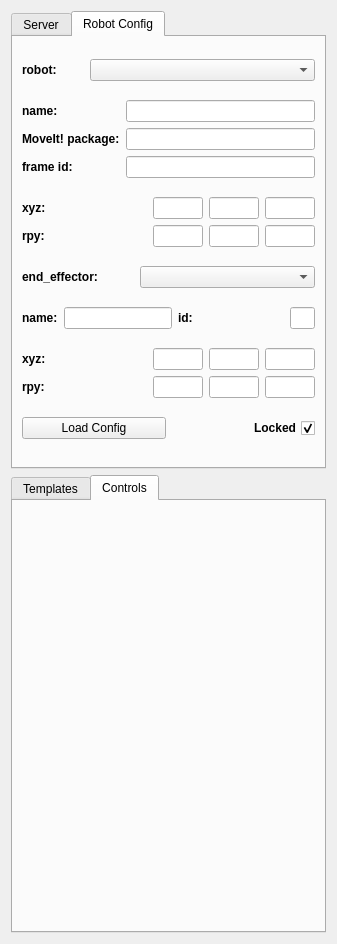
Above: rviz_affordance_template_panel/ui/rviz_affordance_template_panel.ui from nyxrobotics/affordance_template before the change. Below: the same form after it.
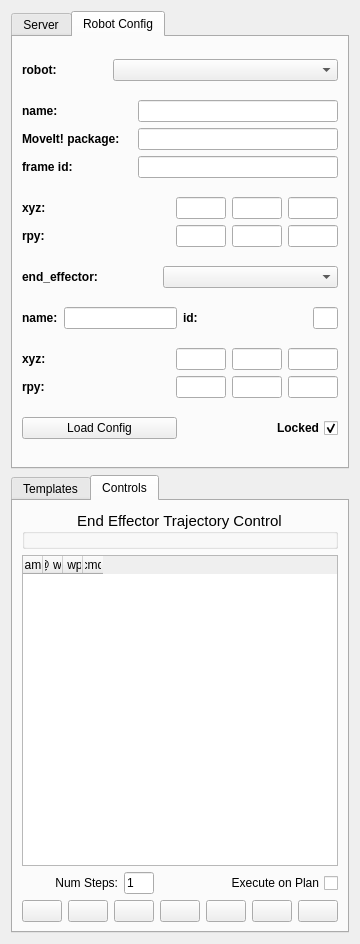
That is the form after the change. The open tabs and pages were chosen to show the change. Icons and pictures are not drawn.

Commit message: added beginning of navigation panel

Diff of the .ui file:
```diff
--- a/rviz_affordance_template_panel/ui/rviz_affordance_template_panel.ui
+++ b/rviz_affordance_template_panel/ui/rviz_affordance_template_panel.ui
@@ -1170,6 +1170,217 @@
       <attribute name="title">
        <string>Controls</string>
       </attribute>
+      <layout class="QGridLayout" name="gridLayout_7">
+       <item row="1" column="0" colspan="7">
+        <widget class="QTableWidget" name="end_effector_table">
+         <property name="gridStyle">
+          <enum>Qt::DotLine</enum>
+         </property>
+         <property name="sortingEnabled">
+          <bool>true</bool>
+         </property>
+         <property name="cornerButtonEnabled">
+          <bool>true</bool>
+         </property>
+         <property name="columnCount">
+          <number>4</number>
+         </property>
+         <attribute name="horizontalHeaderCascadingSectionResizes">
+          <bool>true</bool>
+         </attribute>
+         <attribute name="horizontalHeaderDefaultSectionSize">
+          <number>0</number>
+         </attribute>
+         <attribute name="horizontalHeaderHighlightSections">
+          <bool>true</bool>
+         </attribute>
+         <attribute name="horizontalHeaderMinimumSectionSize">
+          <number>10</number>
+         </attribute>
+         <attribute name="verticalHeaderCascadingSectionResizes">
+          <bool>false</bool>
+         </attribute>
+         <attribute name="verticalHeaderDefaultSectionSize">
+          <number>10</number>
+         </attribute>
+         <attribute name="verticalHeaderMinimumSectionSize">
+          <number>25</number>
+         </attribute>
+         <attribute name="verticalHeaderStretchLastSection">
+          <bool>false</bool>
+         </attribute>
+         <column>
+          <property name="text">
+           <string>name</string>
+          </property>
+         </column>
+         <column>
+          <property name="text">
+           <string>@ wp</string>
+          </property>
+         </column>
+         <column>
+          <property name="text">
+           <string># wps</string>
+          </property>
+         </column>
+         <column>
+          <property name="text">
+           <string>cmd</string>
+          </property>
+         </column>
+        </widget>
+       </item>
+       <item row="3" column="0">
+        <widget class="QPushButton" name="go_to_start_button">
+         <property name="text">
+          <string/>
+         </property>
+         <property name="icon">
+          <iconset resource="../resources/images.qrc">
+           <normaloff>:/start.png</normaloff>:/start.png</iconset>
+         </property>
+        </widget>
+       </item>
+       <item row="3" column="4">
+        <widget class="QPushButton" name="step_forward_button">
+         <property name="text">
+          <string/>
+         </property>
+         <property name="icon">
+          <iconset resource="../resources/images.qrc">
+           <normaloff>:/ffwd.png</normaloff>:/ffwd.png</iconset>
+         </property>
+        </widget>
+       </item>
+       <item row="3" column="2">
+        <widget class="QPushButton" name="step_backwards_button">
+         <property name="text">
+          <string/>
+         </property>
+         <property name="icon">
+          <iconset resource="../resources/images.qrc">
+           <normaloff>:/rwnd.png</normaloff>:/rwnd.png</iconset>
+         </property>
+        </widget>
+       </item>
+       <item row="3" column="5">
+        <widget class="QPushButton" name="pause_button">
+         <property name="text">
+          <string/>
+         </property>
+         <property name="icon">
+          <iconset resource="../resources/images.qrc">
+           <normaloff>:/pause.png</normaloff>:/pause.png</iconset>
+         </property>
+        </widget>
+       </item>
+       <item row="0" column="0" colspan="7">
+        <widget class="QGroupBox" name="control_box">
+         <property name="font">
+          <font>
+           <pointsize>11</pointsize>
+           <weight>50</weight>
+           <bold>false</bold>
+          </font>
+         </property>
+         <property name="title">
+          <string>End Effector Trajectory Control</string>
+         </property>
+         <property name="alignment">
+          <set>Qt::AlignCenter</set>
+         </property>
+         <property name="checkable">
+          <bool>false</bool>
+         </property>
+        </widget>
+       </item>
+       <item row="3" column="3">
+        <widget class="QPushButton" name="play_button">
+         <property name="text">
+          <string/>
+         </property>
+         <property name="icon">
+          <iconset resource="../resources/images.qrc">
+           <normaloff>:/right.png</normaloff>:/right.png</iconset>
+         </property>
+        </widget>
+       </item>
+       <item row="3" column="6">
+        <widget class="QPushButton" name="go_to_end_button">
+         <property name="text">
+          <string/>
+         </property>
+         <property name="icon">
+          <iconset resource="../resources/images.qrc">
+           <normaloff>:/end.png</normaloff>:/end.png</iconset>
+         </property>
+        </widget>
+       </item>
+       <item row="3" column="1">
+        <widget class="QPushButton" name="play_backwards_button">
+         <property name="text">
+          <string/>
+         </property>
+         <property name="icon">
+          <iconset resource="../resources/images.qrc">
+           <normaloff>:/left.png</normaloff>:/left.png</iconset>
+         </property>
+        </widget>
+       </item>
+       <item row="2" column="4" colspan="3">
+        <widget class="QCheckBox" name="execute_on_plan">
+         <property name="layoutDirection">
+          <enum>Qt::RightToLeft</enum>
+         </property>
+         <property name="text">
+          <string>Execute on Plan</string>
+         </property>
+        </widget>
+       </item>
+       <item row="2" column="0" colspan="3">
+        <layout class="QHBoxLayout" name="horizontalLayout_8">
+         <item>
+          <widget class="QLabel" name="label_2">
+           <property name="text">
+            <string>Num Steps:</string>
+           </property>
+           <property name="alignment">
+            <set>Qt::AlignRight|Qt::AlignTrailing|Qt::AlignVCenter</set>
+           </property>
+          </widget>
+         </item>
+         <item>
+          <widget class="QLineEdit" name="num_steps">
+           <property name="maximumSize">
+            <size>
+             <width>30</width>
+             <height>16777215</height>
+            </size>
+           </property>
+           <property name="text">
+            <string>1</string>
+           </property>
+          </widget>
+         </item>
+        </layout>
+       </item>
+      </layout>
+      <zorder>control_box</zorder>
+      <zorder>label_2</zorder>
+      <zorder>num_steps</zorder>
+      <zorder>label_2</zorder>
+      <zorder>end_effector_table</zorder>
+      <zorder>num_steps</zorder>
+      <zorder>label_2</zorder>
+      <zorder>go_to_start_button</zorder>
+      <zorder>go_to_end_button</zorder>
+      <zorder>play_button</zorder>
+      <zorder>step_backwards_button</zorder>
+      <zorder>pause_button</zorder>
+      <zorder>step_forward_button</zorder>
+      <zorder>play_backwards_button</zorder>
+      <zorder>execute_on_plan</zorder>
      </widget>
     </widget>
    </item>
```
Left out of the diff: 32 changed lines with no effect on the pictures. The commit also changes 17 other files.
